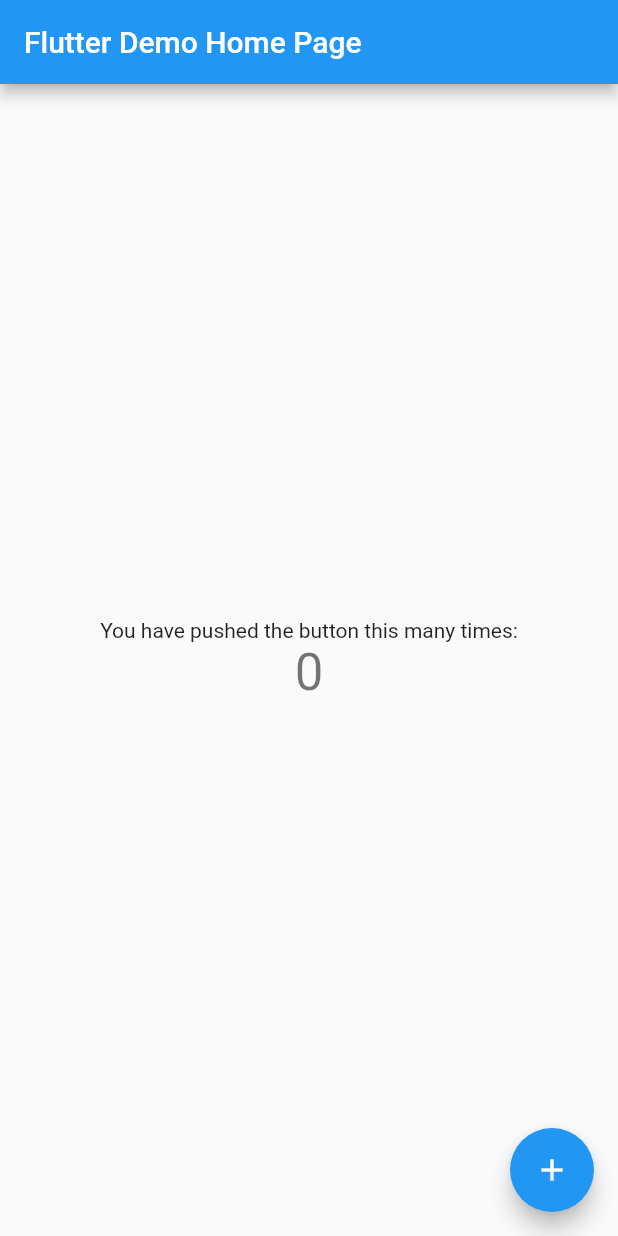
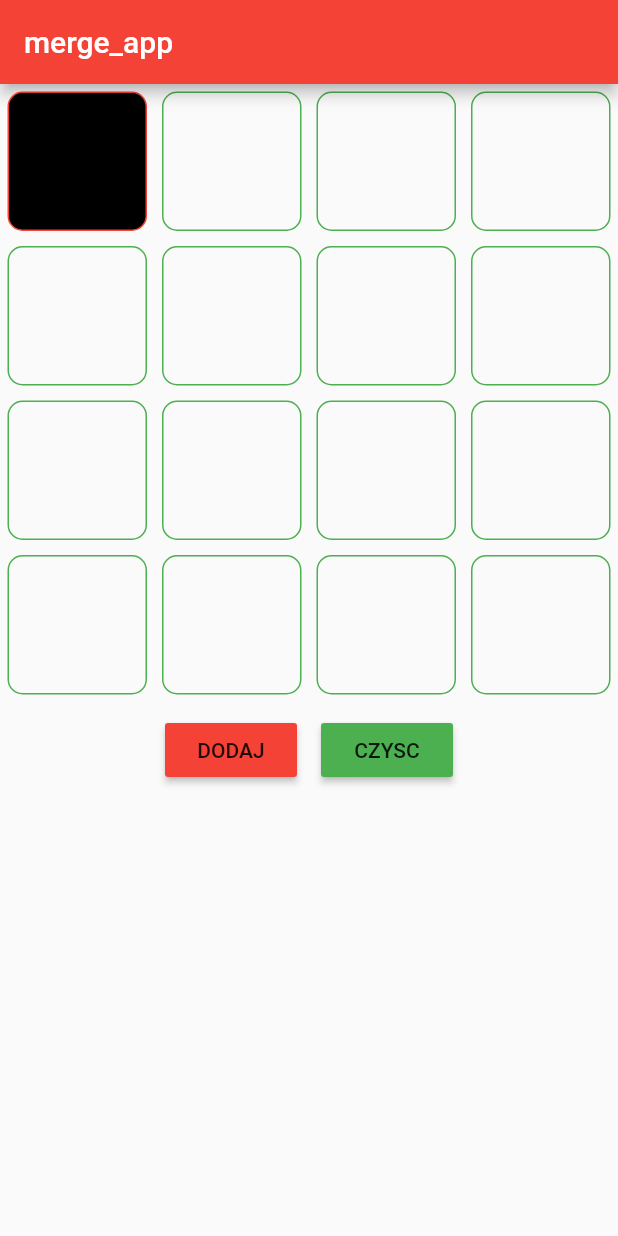
Before and after one commit to Remigiusz-Ruszkiewicz/merge_app, a Flutter app: the screen it shows after launch, on a phone screen of 412 x 824 dp. Run offline on Flutter 3.47's test engine with Material 2 defaults, Android fonts, the phone set to English and light mode, and no system bars.

Commit message:
merge someting

```diff
--- a/lib/main.dart
+++ b/lib/main.dart
@@ -5,41 +5,22 @@ void main() {
 }
 
 class MyApp extends StatelessWidget {
-  const MyApp({super.key});
+  const MyApp({Key? key}) : super(key: key);
 
-  // This widget is the root of your application.
   @override
   Widget build(BuildContext context) {
     return MaterialApp(
-      title: 'Flutter Demo',
+      debugShowCheckedModeBanner: false,
       theme: ThemeData(
-        // This is the theme of your application.
-        //
-        // Try running your application with "flutter run". You'll see the
-        // application has a blue toolbar. Then, without quitting the app, try
-        // changing the primarySwatch below to Colors.green and then invoke
-        // "hot reload" (press "r" in the console where you ran "flutter run",
-        // or simply save your changes to "hot reload" in a Flutter IDE).
-        // Notice that the counter didn't reset back to zero; the application
-        // is not restarted.
-        primarySwatch: Colors.blue,
+        primarySwatch: Colors.red,
       ),
-      home: const MyHomePage(title: 'Flutter Demo Home Page'),
+      home: const MyHomePage(title: 'merge_app'),
     );
   }
 }
 
 class MyHomePage extends StatefulWidget {
-  const MyHomePage({super.key, required this.title});
-
-  // This widget is the home page of your application. It is stateful, meaning
-  // that it has a State object (defined below) that contains fields that affect
-  // how it looks.
-
-  // This class is the configuration for the state. It holds the values (in this
-  // case the title) provided by the parent (in this case the App widget) and
-  // used by the build method of the State. Fields in a Widget subclass are
-  // always marked "final".
+  const MyHomePage({Key? key, required this.title}) : super(key: key);
 
   final String title;
 
@@ -48,68 +29,187 @@ class MyHomePage extends StatefulWidget {
 }
 
 class _MyHomePageState extends State<MyHomePage> {
-  int _counter = 0;
+  int _indexOfDroppedItem = 0;
+  bool _isDragging = false;
 
-  void _incrementCounter() {
+  void _acceptDraggedItem(int fromIndex,toIndex) {
     setState(() {
-      // This call to setState tells the Flutter framework that something has
-      // changed in this State, which causes it to rerun the build method below
-      // so that the display can reflect the updated values. If we changed
-      // _counter without calling setState(), then the build method would not be
-      // called again, and so nothing would appear to happen.
-      _counter++;
+      try{
+        if(elements.firstWhere((element) => element.index==fromIndex).weight==elements.firstWhere((element) => element.index==toIndex).weight){
+          elements[toIndex] = Element(elements[toIndex].weight*2, Colors.lime, toIndex);
+          elements.removeAt(fromIndex);
+        }
+      }catch(_){
+        return;
+      }
+
+    });
+  }
+
+  void _setIsDragging() {
+    setState(() {
+      _isDragging = true;
+    });
+  }
+
+  void _resetIsDragging() {
+    setState(() {
+      _isDragging = false;
     });
   }
 
   @override
+  void initState() {
+    super.initState();
+  }
+
+  List<Element> elements = [Element(1, Colors.black, 0)];
+
+  @override
   Widget build(BuildContext context) {
-    // This method is rerun every time setState is called, for instance as done
-    // by the _incrementCounter method above.
-    //
-    // The Flutter framework has been optimized to make rerunning build methods
-    // fast, so that you can just rebuild anything that needs updating rather
-    // than having to individually change instances of widgets.
     return Scaffold(
       appBar: AppBar(
-        // Here we take the value from the MyHomePage object that was created by
-        // the App.build method, and use it to set our appbar title.
         title: Text(widget.title),
       ),
       body: Center(
-        // Center is a layout widget. It takes a single child and positions it
-        // in the middle of the parent.
         child: Column(
-          // Column is also a layout widget. It takes a list of children and
-          // arranges them vertically. By default, it sizes itself to fit its
-          // children horizontally, and tries to be as tall as its parent.
-          //
-          // Invoke "debug painting" (press "p" in the console, choose the
-          // "Toggle Debug Paint" action from the Flutter Inspector in Android
-          // Studio, or the "Toggle Debug Paint" command in Visual Studio Code)
-          // to see the wireframe for each widget.
-          //
-          // Column has various properties to control how it sizes itself and
-          // how it positions its children. Here we use mainAxisAlignment to
-          // center the children vertically; the main axis here is the vertical
-          // axis because Columns are vertical (the cross axis would be
-          // horizontal).
-          mainAxisAlignment: MainAxisAlignment.center,
-          children: <Widget>[
-            const Text(
-              'You have pushed the button this many times:',
+          children: [
+            GridView.count(
+              shrinkWrap: true,
+              primary: false,
+              crossAxisCount: 4,
+              children: List.generate(
+                16,
+                (index) {
+                  return Padding(
+                    padding: const EdgeInsets.all(5.0),
+                    child: elements.any((element) => element.index == index)
+                        ? Draggable<int>(
+                            data: index,
+                            childWhenDragging: Container(
+                              decoration: BoxDecoration(
+                                  border: Border.all(
+                                    color: Colors.blue,
+                                  ),
+                                  borderRadius:
+                                      const BorderRadius.all(Radius.circular(20))),
+                            ),
+                            onDragStarted: () {
+                              _setIsDragging();
+                            },
+                            onDraggableCanceled: (_, __) {
+                              _resetIsDragging();
+                            },
+                            onDragCompleted: () {
+                              print('SKONCZONE');
+                              _resetIsDragging();
+                            },
+                            feedback: Container(
+                              width: 100,
+                              height: 100,
+                              decoration: const BoxDecoration(
+                                  color: Colors.blue,
+                                  borderRadius:
+                                      BorderRadius.all(Radius.circular(20))),
+                            ),
+                            child: Container(
+                              decoration: BoxDecoration(
+                                  color: elements.firstWhere((element) => element.index == index).color,
+                                  border: Border.all(
+                                    color: Colors.red,
+                                  ),
+                                  borderRadius:
+                                      const BorderRadius.all(Radius.circular(10))),
+                              child: DragTarget<int>(
+                                builder: (
+                                    BuildContext context,
+                                    List<dynamic> accepted,
+                                    List<dynamic> rejected,
+                                    ) {
+                                  return Container(
+                                      );
+                                },
+                                onAccept: (int data) {
+                                  _acceptDraggedItem(data,index);
+                                },
+                              ),
+                            ),
+                          )
+                        : DragTarget<int>(
+                            builder: (
+                              BuildContext context,
+                              List<dynamic> accepted,
+                              List<dynamic> rejected,
+                            ) {
+                              return Container(
+                                  decoration: BoxDecoration(
+                                border: Border.all(
+                                  color: Colors.green,
+                                ),
+                                borderRadius: BorderRadius.all(_isDragging
+                                    ? const Radius.circular(20)
+                                    : const Radius.circular(10)),
+                              ));
+                            },
+                            onAccept: (int data) {
+                              _acceptDraggedItem(data,index);
+                            },
+                          ),
+                  );
+                },
+              )
+
             ),
-            Text(
-              '$_counter',
-              style: Theme.of(context).textTheme.headlineMedium,
+            Row(
+              mainAxisAlignment: MainAxisAlignment.center,
+              children: [
+                Padding(
+                  padding: const EdgeInsets.all(8.0),
+                  child: MaterialButton(
+                    onPressed: () => {
+                      setState(() {
+                        for(int i=0;i<16;i++){
+                          if(elements.any((element) => element.index == i)){
+                            continue;
+                          }
+                          else{
+                            elements.add(
+                              Element(2, Colors.green, i),
+                            );
+                            break;
+                          }
+                        }
+                      }),
+                    },
+                    color: Colors.red,
+                    child: Text('DODAJ'),
+                  ),
+                ),
+                Padding(
+                  padding: const EdgeInsets.all(8.0),
+                  child: MaterialButton(
+                    onPressed: () => {
+                      setState(() {
+                        elements=[];
+                      }),
+                    },
+                    color: Colors.green,
+                    child: Text('CZYSC'),
+                  ),
+                ),
+              ],
             ),
           ],
         ),
       ),
-      floatingActionButton: FloatingActionButton(
-        onPressed: _incrementCounter,
-        tooltip: 'Increment',
-        child: const Icon(Icons.add),
-      ), // This trailing comma makes auto-formatting nicer for build methods.
     );
   }
 }
+
+class Element {
+  Element(this.weight, this.color, this.index);
+
+  final int index;
+  final int weight;
+  final Color color;
+}
```
